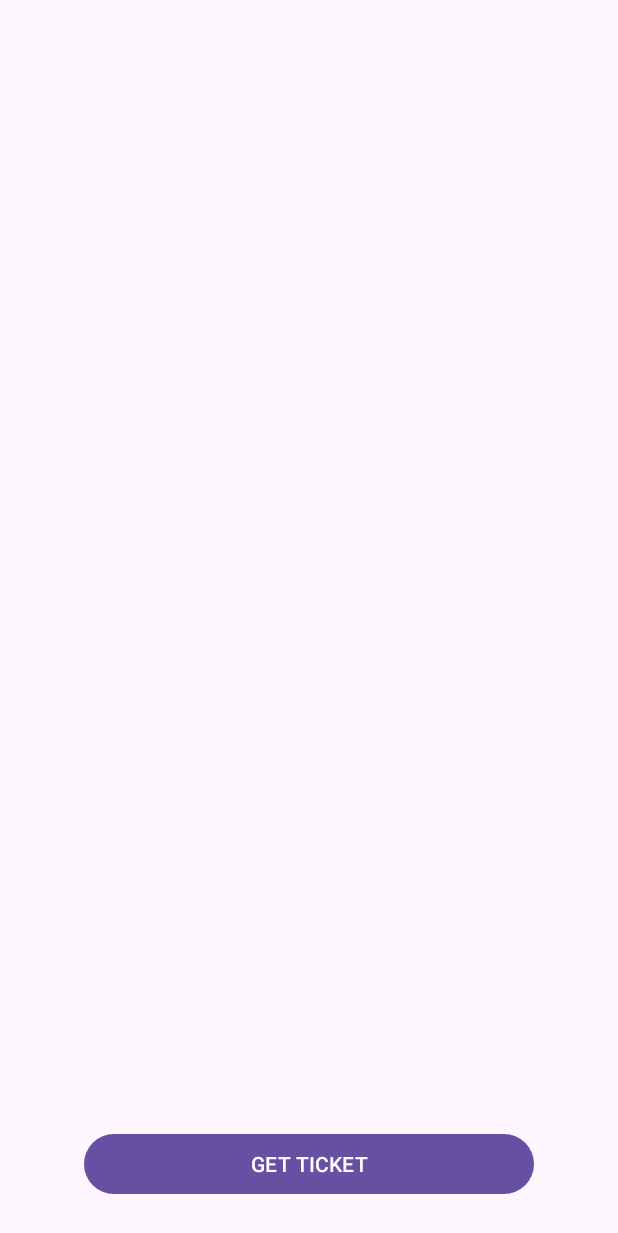
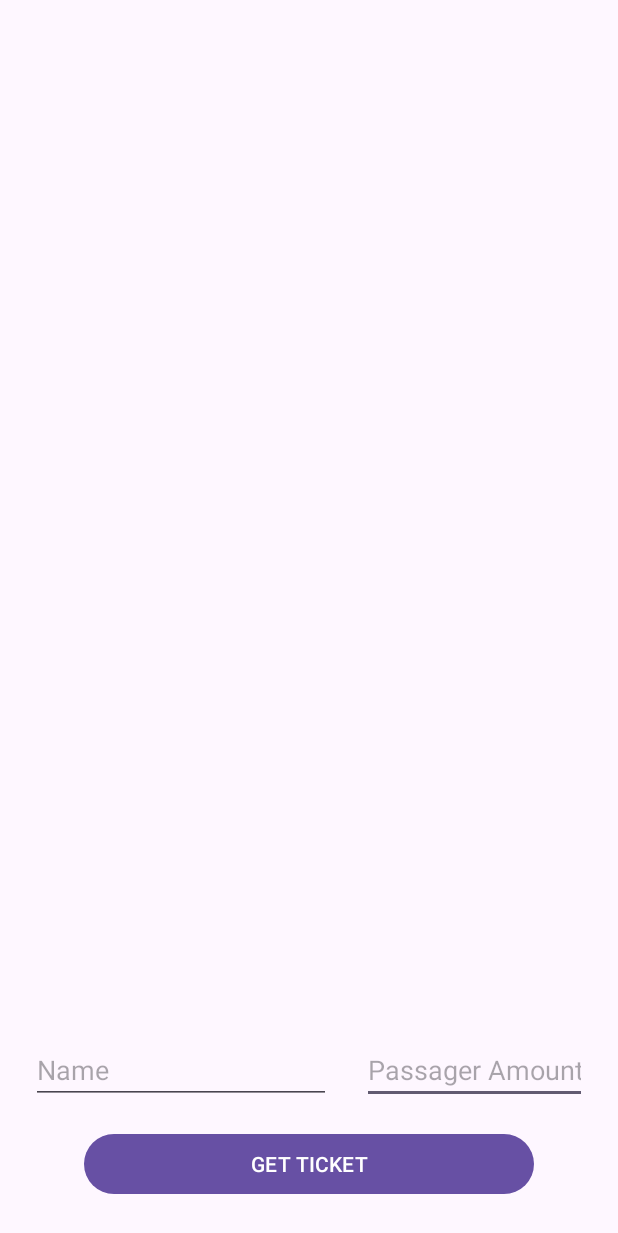
Before and after one commit to FireFreezer-dot/TTT4270-Elsys-Prosjekt, an Android app: the screen it shows after launch (MainActivity), on a phone screen of 412 x 824 dp. Shown: the top 1233 px of the screen. Run offline under Robolectric (Android 15) with nearby library versions, the light colour scheme and no system bars.

Commit message:
Added text fields and updated logic for button

```diff
--- a/App_ElsysProsjekt/TicketScanner/app/src/main/res/layout/activity_main.xml
+++ b/App_ElsysProsjekt/TicketScanner/app/src/main/res/layout/activity_main.xml
@@ -29,4 +29,30 @@
         app:layout_constraintStart_toStartOf="parent"
         app:layout_constraintTop_toTopOf="parent" />
 
+    <EditText
+        android:id="@+id/etTicketAmount"
+        android:layout_width="150dp"
+        android:layout_height="wrap_content"
+        android:layout_marginBottom="16dp"
+        android:ems="10"
+        android:hint="Passager Amount"
+        android:inputType="number"
+        app:layout_constraintBottom_toTopOf="@+id/btnGetTicket"
+        app:layout_constraintEnd_toEndOf="parent"
+        app:layout_constraintHorizontal_bias="0.5"
+        app:layout_constraintStart_toEndOf="@+id/etTicketName" />
+
+    <EditText
+        android:id="@+id/etTicketName"
+        android:layout_width="200dp"
+        android:layout_height="wrap_content"
+        android:layout_marginBottom="16dp"
+        android:ems="10"
+        android:hint="Name"
+        android:inputType="text"
+        app:layout_constraintBottom_toTopOf="@+id/btnGetTicket"
+        app:layout_constraintEnd_toStartOf="@+id/etTicketAmount"
+        app:layout_constraintHorizontal_bias="0.5"
+        app:layout_constraintStart_toStartOf="parent" />
+
 </androidx.constraintlayout.widget.ConstraintLayout>
```
Also changed, not shown: App_ElsysProsjekt/TicketScanner/app/src/main/java/com/example/ticketscanner/MainActivity.kt (+27 -3 lines), 609 other files.
